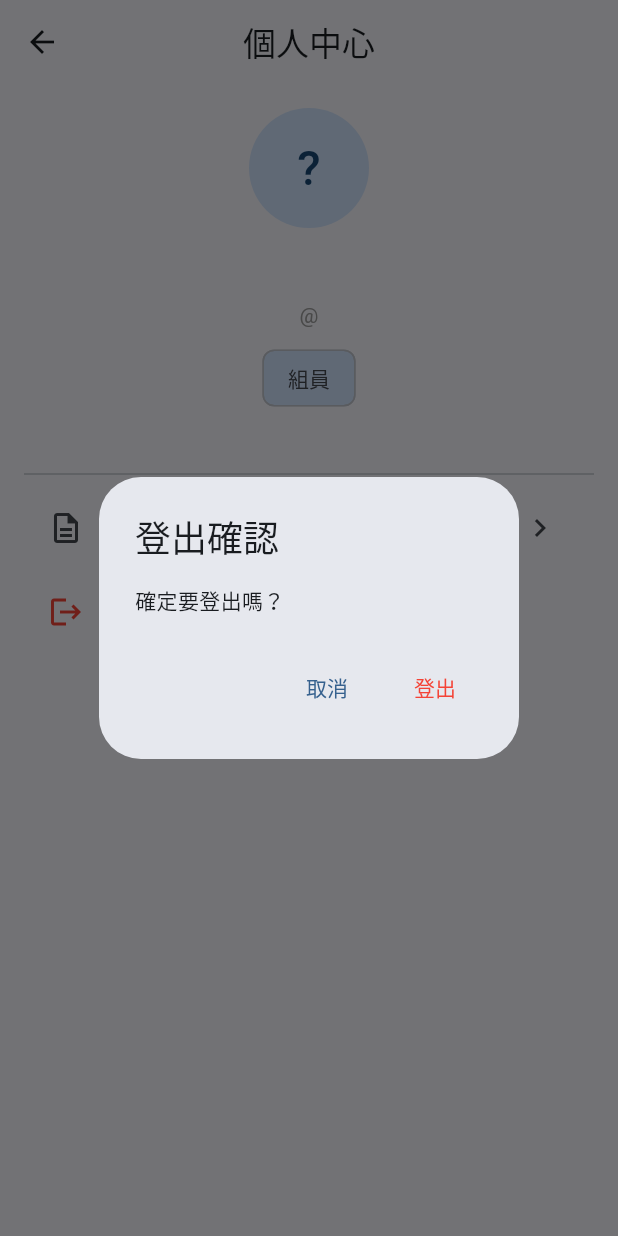
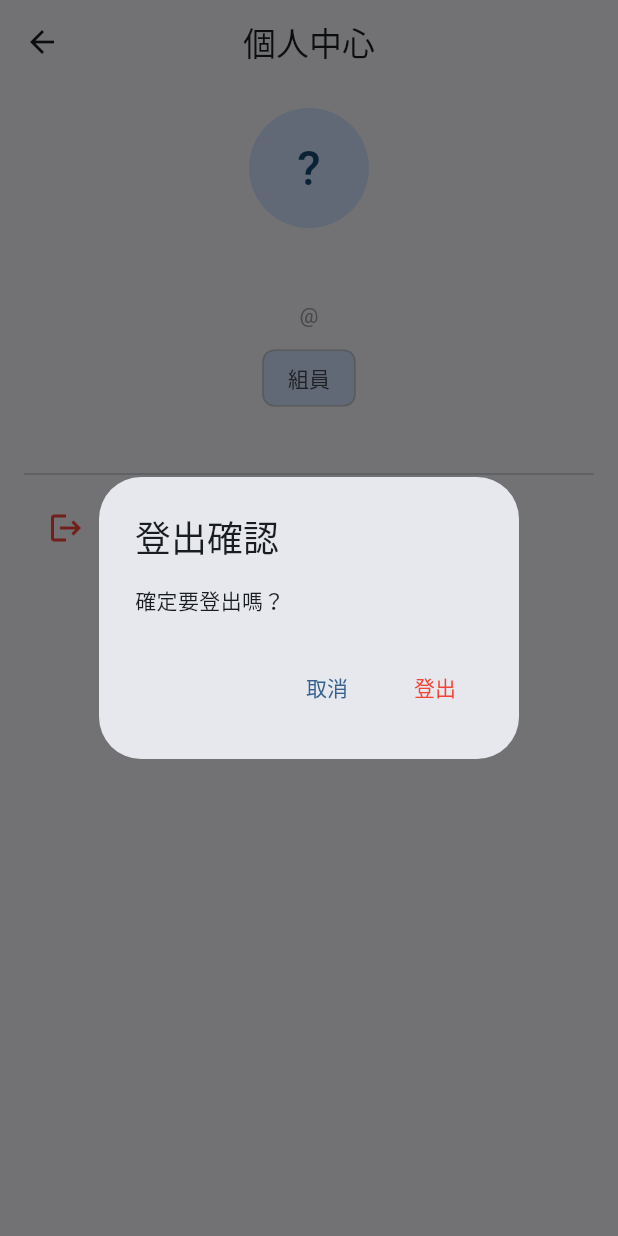
Before and after one commit to hansli112/church-staff-pwa, a Flutter app: the ProfileScreen screen opened directly, after a tap on "登出", on a phone screen of 412 x 824 dp. Run offline on Flutter 3.47's test engine with Material 3 defaults, Android fonts, the phone set to English and light mode, and no system bars; our stand-ins replace cloud_firestore, firebase_auth, firebase_core, firebase_messaging, shared_preferences, timezone and 1 more; missing offline and left inert: dart:js_interop; accounts and stored records are empty; network calls fail; statements that could not run were skipped.

Commit message:
fix(profile): drop the open-source licenses entry staff never need
Third-party notices still ship with every build in assets/NOTICES.

Co-Authored-By: Claude Opus 5.5 <noreply@anthropic.com>
Claude-Session: https://claude.ai/code/session_019okJZfh6LxJaMqNuZpMYTr

```diff
--- a/lib/features/auth/presentation/screens/profile_screen.dart
+++ b/lib/features/auth/presentation/screens/profile_screen.dart
@@ -284,16 +284,6 @@ class _ProfileScreenState extends State<ProfileScreen> {
               onChanged: _isPushLoading ? null : _togglePush,
             ),
 
-          ListTile(
-            leading: const Icon(Icons.description_outlined),
-            title: const Text('開源授權'),
-            trailing: const Icon(Icons.chevron_right),
-            onTap: () => showLicensePage(
-              context: context,
-              applicationName: ChurchConfig.current.appName,
-            ),
-          ),
-
           // Logout Button
           ListTile(
             leading: const Icon(Icons.logout, color: Colors.red),
```
Also changed, not shown: 3 other files.
